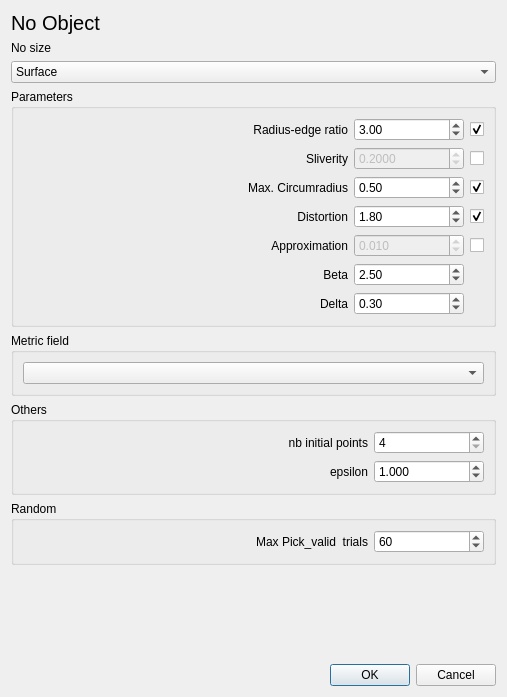
The window that Anisotropic_mesh_3/demo/ui_files/Aniso_meshing_dialog.ui (MaelRL/cgal) describes before a commit, drawn with Qt 5.
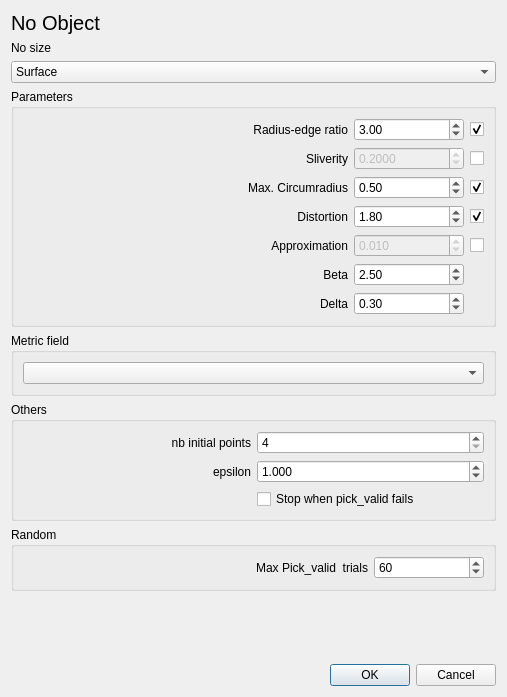
The same window after the commit.

Commit message: tools to stop mesh generation when pick_valid fails

```diff
--- a/Anisotropic_mesh_3/demo/ui_files/Aniso_meshing_dialog.ui
+++ b/Anisotropic_mesh_3/demo/ui_files/Aniso_meshing_dialog.ui
@@ -345,17 +345,33 @@
       <string>Others</string>
      </property>
      <layout class="QGridLayout" name="gridLayout">
-      <item row="0" column="2">
+      <item row="0" column="0">
+       <widget class="QLabel" name="nbInitPointLabel">
+        <property name="text">
+         <string>nb initial points</string>
+        </property>
+        <property name="alignment">
+         <set>Qt::AlignRight|Qt::AlignTrailing|Qt::AlignVCenter</set>
+        </property>
+       </widget>
+      </item>
+      <item row="0" column="1">
        <widget class="QDoubleSpinBox" name="nbInitialPoints">
+        <property name="sizePolicy">
+         <sizepolicy hsizetype="Minimum" vsizetype="Fixed">
+          <horstretch>0</horstretch>
+          <verstretch>0</verstretch>
+         </sizepolicy>
+        </property>
         <property name="minimumSize">
          <size>
-          <width>110</width>
+          <width>0</width>
           <height>0</height>
          </size>
         </property>
         <property name="maximumSize">
          <size>
-          <width>110</width>
+          <width>16777215</width>
           <height>16777215</height>
          </size>
         </property>
@@ -370,24 +386,17 @@
         </property>
        </widget>
       </item>
-      <item row="0" column="1">
-       <widget class="QLabel" name="nbInitPointLabel">
-        <property name="text">
-         <string>nb initial points</string>
-        </property>
-        <property name="alignment">
-         <set>Qt::AlignRight|Qt::AlignTrailing|Qt::AlignVCenter</set>
-        </property>
-       </widget>
-      </item>
-      <item row="1" column="1" alignment="Qt::AlignRight">
+      <item row="1" column="0">
        <widget class="QLabel" name="epsilon_label">
         <property name="text">
          <string>epsilon</string>
         </property>
+        <property name="alignment">
+         <set>Qt::AlignRight|Qt::AlignTrailing|Qt::AlignVCenter</set>
+        </property>
        </widget>
       </item>
-      <item row="1" column="2">
+      <item row="1" column="1">
        <widget class="QDoubleSpinBox" name="epsilon">
         <property name="decimals">
          <number>3</number>
@@ -403,6 +412,13 @@
         </property>
        </widget>
       </item>
+      <item row="2" column="1">
+       <widget class="QCheckBox" name="pick_valid_causes_stop">
+        <property name="text">
+         <string>Stop when pick_valid fails</string>
+        </property>
+       </widget>
+      </item>
      </layout>
     </widget>
    </item>
```
The commit also changes 4 other files.
